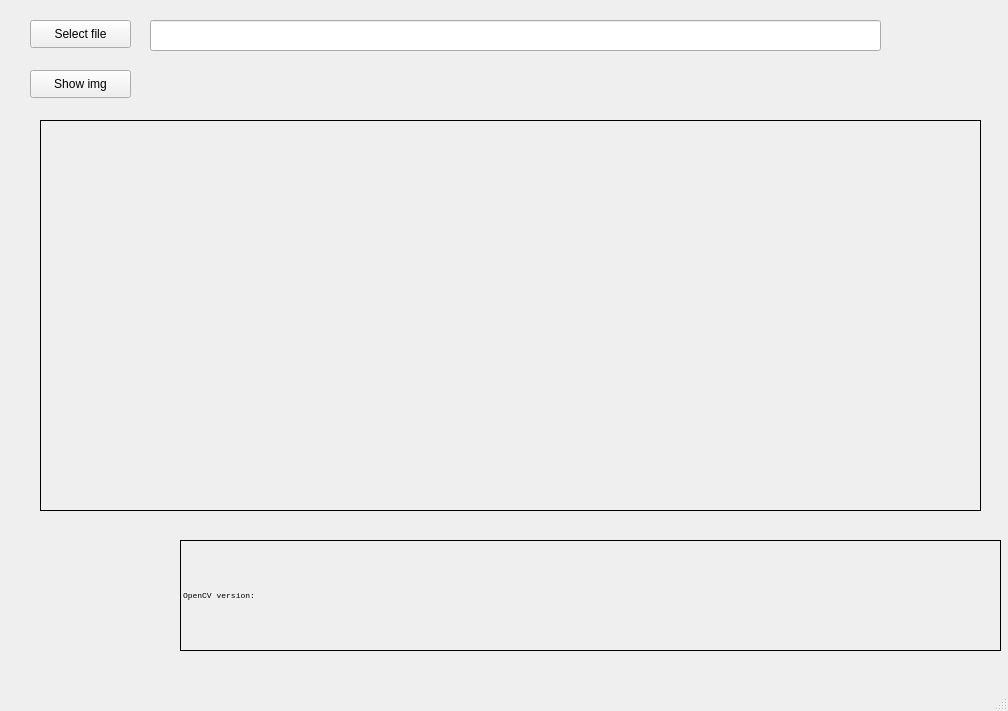
Above: qtcvwindow.ui from ysyangntut/helloQtCv before the change. Below: the same form after it.
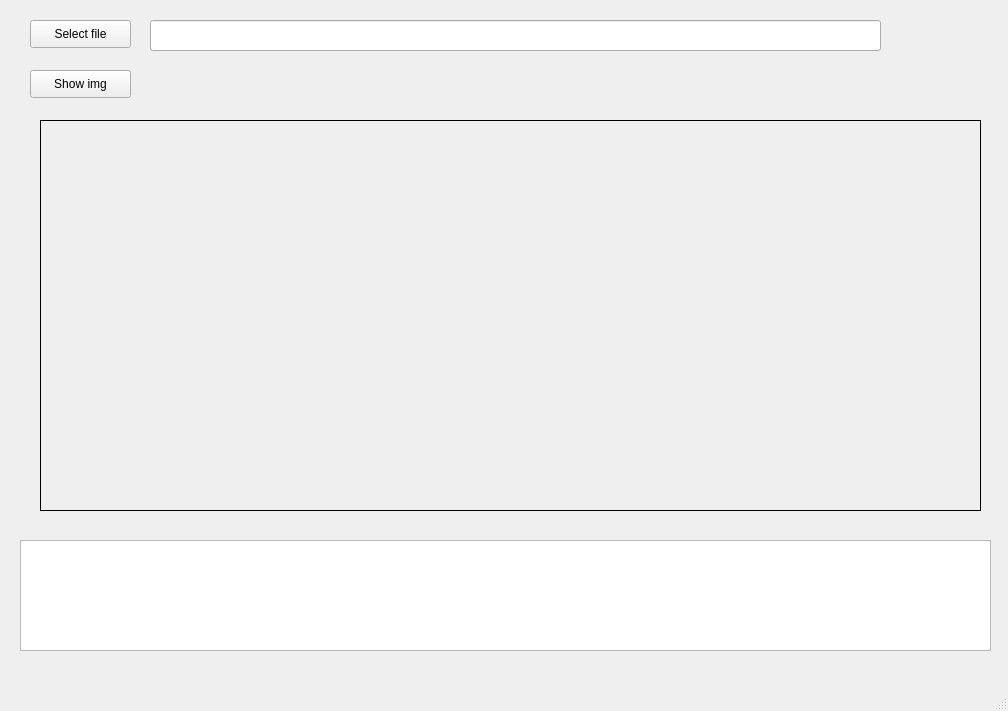
That is the form after the change.

```diff
--- a/qtcvwindow.ui
+++ b/qtcvwindow.ui
@@ -2,6 +2,9 @@
 <ui version="4.0">
  <class>QtCvWindow</class>
  <widget class="QMainWindow" name="QtCvWindow">
+  <property name="enabled">
+   <bool>true</bool>
+  </property>
   <property name="geometry">
    <rect>
     <x>0</x>
@@ -66,26 +69,35 @@
      <string>Show img</string>
     </property>
    </widget>
-   <widget class="QLabel" name="lbOpencvVersion">
+   <widget class="QTextEdit" name="edOpencvVersion">
+    <property name="enabled">
+     <bool>true</bool>
+    </property>
     <property name="geometry">
      <rect>
-      <x>180</x>
+      <x>20</x>
       <y>540</y>
-      <width>821</width>
+      <width>971</width>
       <height>111</height>
      </rect>
     </property>
     <property name="font">
      <font>
       <family>Consolas</family>
-      <pointsize>6</pointsize>
+      <pointsize>12</pointsize>
+      <weight>50</weight>
+      <bold>false</bold>
      </font>
     </property>
-    <property name="frameShape">
-     <enum>QFrame::Box</enum>
+    <property name="mouseTracking">
+     <bool>false</bool>
     </property>
-    <property name="text">
-     <string>OpenCV version:</string>
+    <property name="html">
+     <string>&lt;!DOCTYPE HTML PUBLIC &quot;-//W3C//DTD HTML 4.0//EN&quot; &quot;http://www.w3.org/TR/REC-html40/strict.dtd&quot;&gt;
+&lt;html&gt;&lt;head&gt;&lt;meta name=&quot;qrichtext&quot; content=&quot;1&quot; /&gt;&lt;style type=&quot;text/css&quot;&gt;
+p, li { white-space: pre-wrap; }
+&lt;/style&gt;&lt;/head&gt;&lt;body style=&quot; font-family:'Consolas'; font-size:12pt; font-weight:400; font-style:normal;&quot;&gt;
+&lt;p style=&quot;-qt-paragraph-type:empty; margin-top:0px; margin-bottom:0px; margin-left:0px; margin-right:0px; -qt-block-indent:0; text-indent:0px;&quot;&gt;&lt;br /&gt;&lt;/p&gt;&lt;/body&gt;&lt;/html&gt;</string>
     </property>
    </widget>
   </widget>
```
